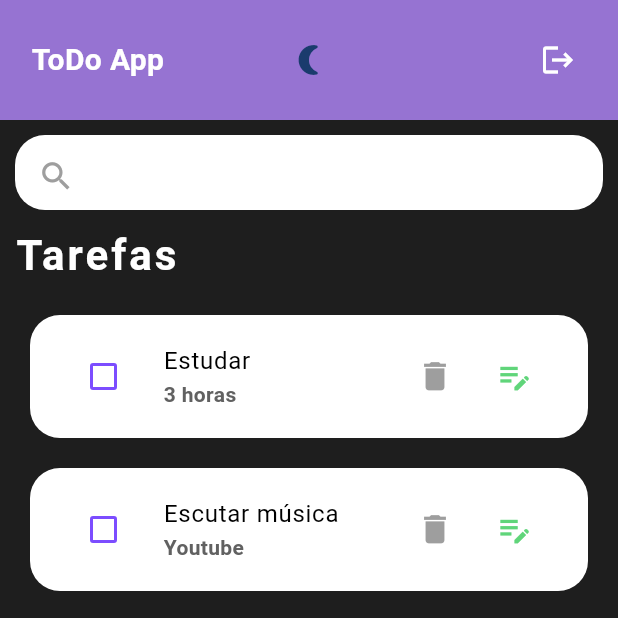
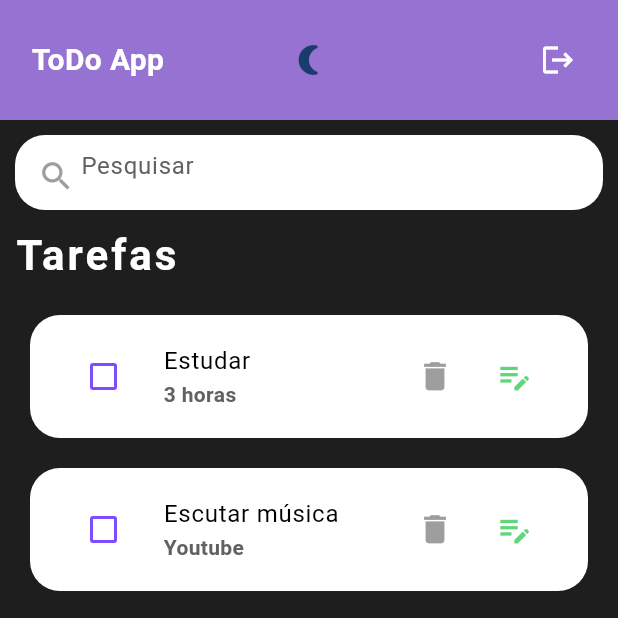
Before and after one commit to dugabrielle/todo_project, a Flutter app: the screen it shows after launch, after a tap on the "delete" icon, after a tap on the "wb sunny" icon, on a phone screen of 412 x 824 dp, the top half of it. Run offline on Flutter 3.47's test engine with Material 3 defaults, Android fonts, the phone set to English and light mode, and no system bars; our stand-ins replace google_fonts.

Commit message:
add hintstyle

```diff
--- a/lib/src/screens/home.dart
+++ b/lib/src/screens/home.dart
@@ -160,12 +160,15 @@ class _HomeScreenState extends State<HomeScreen> {
           // a func filtro irá aqui
         },
         style: const TextStyle(color: Colors.grey),
-        decoration: const InputDecoration(
-          contentPadding: EdgeInsets.symmetric(horizontal: 10, vertical: 10),
-          prefixIcon: Icon(Icons.search, color: Colors.grey, size: 25),
-          prefixIconConstraints: BoxConstraints(maxHeight: 20, minWidth: 25),
+        decoration: InputDecoration(
+          contentPadding:
+              const EdgeInsets.symmetric(horizontal: 10, vertical: 10),
+          prefixIcon: const Icon(Icons.search, color: Colors.grey, size: 25),
+          prefixIconConstraints:
+              const BoxConstraints(maxHeight: 20, minWidth: 25),
           border: InputBorder.none,
           hintText: "Pesquisar",
+          hintStyle: TextStyle(color: Colors.grey[700]),
         ),
       ),
     );
```
